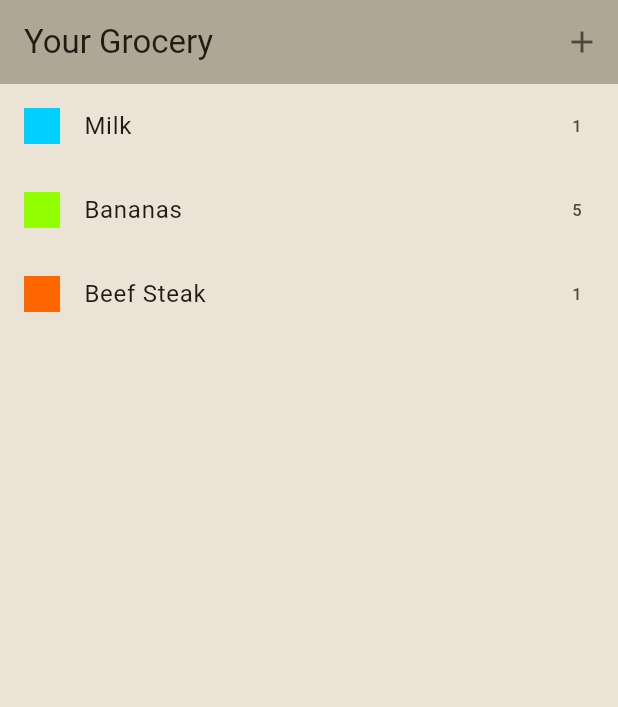
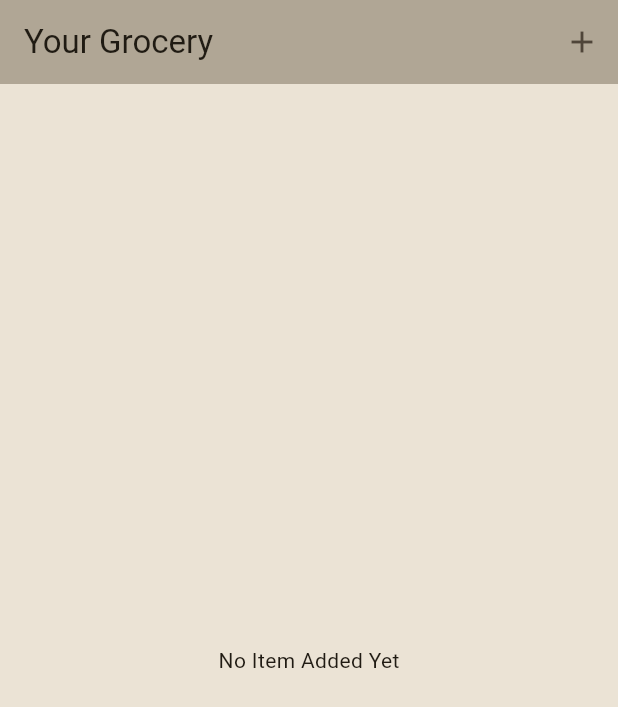
Before and after one commit to Rwan00/shop_app, a Flutter app: the screen it shows after launch, on a phone screen of 412 x 824 dp. Shown: the top 707 px of the screen. Run offline on Flutter 3.47's test engine with Material 2 defaults, Android fonts, the light colour scheme and no system bars.

Commit message:
add item view

```diff
--- a/lib/data/dummy_items.dart
+++ /dev/null
@@ -1,21 +0,0 @@
-import '../data/categories.dart';
-import '../models/category.dart';
-import '../models/grocery_item.dart';
-
-final List<GroceryItem> groceryItems = [
-  GroceryItem(
-      id: 'a',
-      name: 'Milk',
-      quantity: 1,
-      category: categories[Categories.dairy]!),
-  GroceryItem(
-      id: 'b',
-      name: 'Bananas',
-      quantity: 5,
-      category: categories[Categories.fruit]!),
-  GroceryItem(
-      id: 'c',
-      name: 'Beef Steak',
-      quantity: 1,
-      category: categories[Categories.meat]!),
-];
--- a/lib/widgets/grocery_list.dart
+++ b/lib/widgets/grocery_list.dart
@@ -1,40 +1,72 @@
 import 'package:flutter/material.dart';
-import 'package:shop_app_00/data/dummy_items.dart';
+import 'package:shop_app_00/models/grocery_item.dart';
 import 'package:shop_app_00/widgets/new_item.dart';
 
-class GroceryList extends StatelessWidget {
+class GroceryList extends StatefulWidget {
   const GroceryList({super.key});
 
   @override
+  State<GroceryList> createState() => _GroceryListState();
+}
+
+class _GroceryListState extends State<GroceryList> {
+  final List<GroceryItem> _groceryItems = [];
+  @override
   Widget build(BuildContext context) {
+    Widget content = const Center(
+      child: Text("No Item Added Yet"),
+    );
+
+    if(_groceryItems.isNotEmpty)
+      {
+        content = ListView.builder(
+            itemCount: _groceryItems.length,
+            itemBuilder: (context, index) {
+              return Dismissible(
+                key: ValueKey(_groceryItems[index].id),
+                onDismissed: (_){
+                  setState(() {
+                    _groceryItems.remove(_groceryItems[index]);
+                  });
+                },
+                child: ListTile(
+                  title: Text(_groceryItems[index].name),
+                  leading: Container(
+                    height: 24,
+                    width: 24,
+                    color: _groceryItems[index].category.color,
+                  ),
+                  trailing: Text(_groceryItems[index].quantity.toString()),
+                ),
+              );
+            });
+      }
     return Scaffold(
       appBar: AppBar(
         title: const Text("Your Grocery"),
         actions: [
           IconButton(
               onPressed: () {
-                Navigator.of(context).push(
+                Navigator.of(context).push<GroceryItem>(
                   MaterialPageRoute(
                     builder: (context) => const NewItem(),
                   ),
-                );
+                ).then((GroceryItem? value) {
+                  if(value == null)
+                    {
+                      return;
+                    }
+                  else{
+                   setState(() {
+                     _groceryItems.add(value);
+                   });
+                  }
+                });
               },
               icon: const Icon(Icons.add))
         ],
       ),
-      body: ListView.builder(
-          itemCount: groceryItems.length,
-          itemBuilder: (context, index) {
-            return ListTile(
-              title: Text(groceryItems[index].name),
-              leading: Container(
-                height: 24,
-                width: 24,
-                color: groceryItems[index].category.color,
-              ),
-              trailing: Text(groceryItems[index].quantity.toString()),
-            );
-          }),
+      body: content,
     );
   }
 }
```
Also changed, not shown: lib/widgets/new_item.dart (+10 -4 lines).
